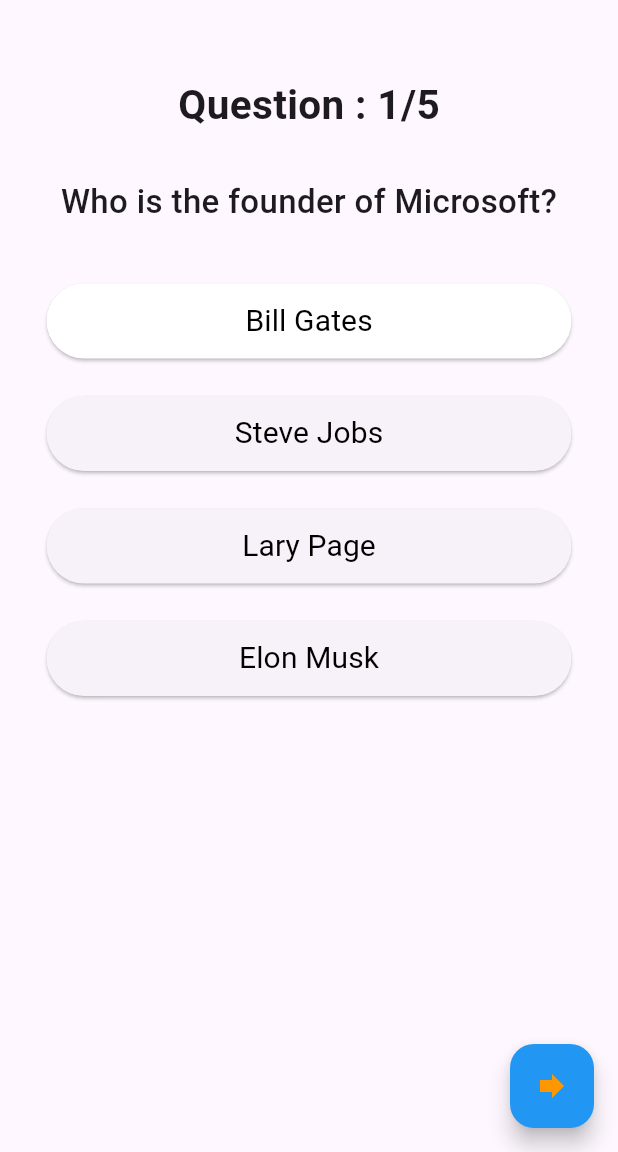
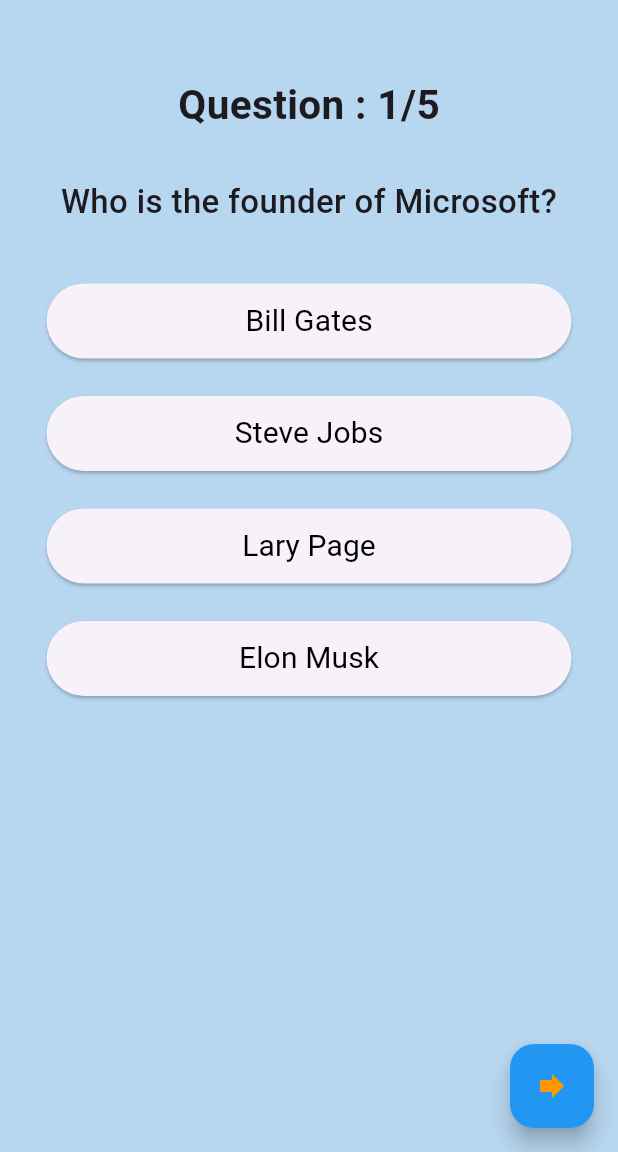
Before and after one commit to Snehal-1701/Flutter2k24, a Flutter app: the screen it shows after launch, on a phone screen of 412 x 824 dp, the part 84-1236 px from its top. Run offline on Flutter 3.47's test engine with Material 3 defaults, Android fonts, the phone set to English and light mode, and no system bars.

Commit message:
Quiz App

```diff
--- a/Flutter_App/ClassApp/StatefulWidgetApp/quizapp/lib/main.dart
+++ b/Flutter_App/ClassApp/StatefulWidgetApp/quizapp/lib/main.dart
@@ -56,10 +56,26 @@
   int currentQuestionIndex = 0;
   int ans = 0;
   bool  flag = false;
+  int selectedAnswerIndex = -1;
 
+  void changeIndex() {
+    selectedAnswerIndex = -1;
+  }
+
+  MaterialStateProperty<Color?> checkAnswer(int buttonIndex) {
+    if(selectedAnswerIndex != -1) {
+      if(buttonIndex == allQuestion[currentQuestionIndex]["correctAnswer"]) {
+        return const MaterialStatePropertyAll(Colors.green);
+      } else {
+        return const MaterialStatePropertyAll(Colors.red);
+      }
+    }
+    return const MaterialStatePropertyAll(null);
+  }
   @override
   Widget build(BuildContext context) {
     return Scaffold(
+      backgroundColor: const Color.fromARGB(255, 183, 214, 240),
       appBar: AppBar(
         title: const Text(
           "QuizApp",
@@ -112,9 +128,14 @@
             height: 50,
             child: ElevatedButton(
               onPressed: () {
+                if(selectedAnswerIndex == -1) {
+                  setState(() {
+                    selectedAnswerIndex = 0;
+                  });
+                }
               },
               style: ButtonStyle(
-                backgroundColor: flag ? MaterialStateProperty.all(Colors.green) : MaterialStateProperty.all(Colors.white),
+                backgroundColor: checkAnswer(0),
               ),
               child: Text(
                 allQuestion[currentQuestionIndex]["options"][0],
@@ -133,7 +154,17 @@
             width: 350,
             height: 50,
             child: ElevatedButton(
-              onPressed: () {},
+              onPressed: () {
+                if(selectedAnswerIndex == -1) {
+                  setState(() {
+                    selectedAnswerIndex = 1;
+                    changeIndex();
+                  });
+                }
+              },
+              style: ButtonStyle(
+                backgroundColor: checkAnswer(1),
+              ),
               child: Text(
                 allQuestion[currentQuestionIndex]["options"][1],
                 style: const TextStyle(
@@ -151,7 +182,16 @@
             width: 350,
             height: 50,
             child: ElevatedButton(
-              onPressed: () {},
+              onPressed: () {
+                if(selectedAnswerIndex == -1) {
+                  setState(() {
+                    selectedAnswerIndex = 2;
+                  });
+                }
+              },
+              style: ButtonStyle(
+                backgroundColor: checkAnswer(2),
+              ),
               child: Text(
                 allQuestion[currentQuestionIndex]["options"][2],
                 style: const TextStyle(
@@ -169,7 +209,16 @@
             width: 350,
             height: 50,
             child: ElevatedButton(
-              onPressed: () {},
+              onPressed: () {
+                if(selectedAnswerIndex == -1) {
+                  setState(() {
+                    selectedAnswerIndex = 3;
+                  });
+                }
+              },
+              style: ButtonStyle(
+                backgroundColor: checkAnswer(3),
+              ),
               child: Text(
                 allQuestion[currentQuestionIndex]["options"][3],
                 style: const TextStyle(
```
Also changed, not shown: 1 other file.
